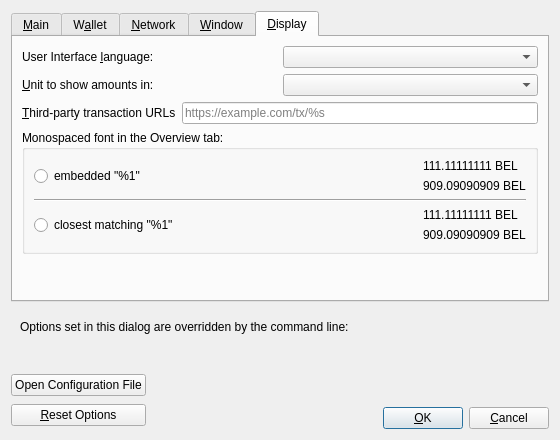
Qt form src/qt/forms/optionsdialog.ui (Nintondo/bellscoinV3) before a commit.
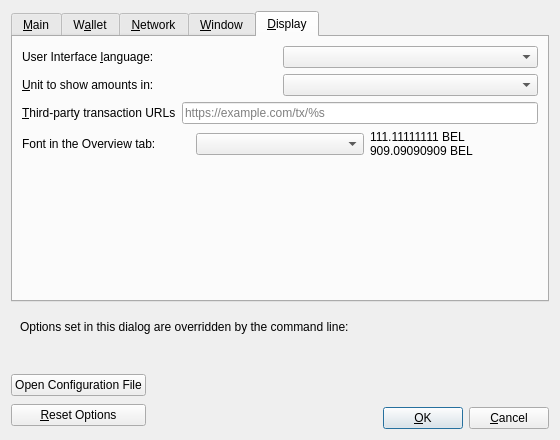
The same form after that commit. The open tabs and pages were chosen to show the change. Custom widgets are drawn as their Qt base class.

```diff
--- a/src/qt/forms/optionsdialog.ui
+++ b/src/qt/forms/optionsdialog.ui
@@ -772,104 +772,29 @@
         </layout>
        </item>
        <item>
-        <widget class="QGroupBox" name="font_groupBox">
-         <property name="title">
-          <string>Monospaced font in the Overview tab:</string>
-         </property>
-         <layout class="QVBoxLayout" name="font_verticalLayout">
+        <layout class="QHBoxLayout" name="horizontalLayout_4_Display">
           <item>
-           <layout class="QHBoxLayout" name="embeddedFont_horizontalLayout">
-            <item>
-             <widget class="QRadioButton" name="embeddedFont_radioButton">
+          <widget class="QLabel" name="moneyFontLabel">
               <property name="text">
-               <string>embedded &quot;%1&quot;</string>
-              </property>
-             </widget>
-            </item>
-            <item>
-             <spacer name="embeddedFont_horizontalSpacer">
-              <property name="orientation">
-               <enum>Qt::Horizontal</enum>
-              </property>
-              <property name="sizeHint" stdset="0">
-               <size>
-                <width>40</width>
-                <height>20</height>
-               </size>
-              </property>
-             </spacer>
-            </item>
-            <item>
-             <layout class="QVBoxLayout" name="embeddedFont_verticalLayout">
-              <item>
-               <widget class="QLabel" name="embeddedFont_label_1">
-                <property name="text">
-                 <string notr="true">111.11111111 BEL</string>
-                </property>
+            <string>Font in the Overview tab: </string>
+           </property>
+           <property name="buddy">
+            <cstring>moneyFont</cstring>
+           </property>
                </widget>
               </item>
               <item>
-               <widget class="QLabel" name="embeddedFont_label_9">
-                <property name="text">
-                 <string notr="true">909.09090909 BEL</string>
-                </property>
-               </widget>
-              </item>
-             </layout>
-            </item>
-           </layout>
-          </item>
+          <widget class="QComboBox" name="moneyFont"/>
+         </item>
           <item>
-           <widget class="Line" name="font_line">
-            <property name="orientation">
-             <enum>Qt::Horizontal</enum>
-            </property>
-           </widget>
-          </item>
-          <item>
-           <layout class="QHBoxLayout" name="systemFont_horizontalLayout">
-            <item>
-             <widget class="QRadioButton" name="systemFont_radioButton">
+          <widget class="QLabel" name="moneyFont_preview">
               <property name="text">
-               <string>closest matching &quot;%1&quot;</string>
+            <string notr="true">111.11111111 BEL
+909.09090909 BEL</string>
               </property>
              </widget>
             </item>
-            <item>
-             <spacer name="systemFont_horizontalSpacer">
-              <property name="orientation">
-               <enum>Qt::Horizontal</enum>
-              </property>
-              <property name="sizeHint" stdset="0">
-               <size>
-                <width>40</width>
-                <height>20</height>
-               </size>
-              </property>
-             </spacer>
-            </item>
-            <item>
-             <layout class="QVBoxLayout" name="systemFont_verticalLayout">
-              <item>
-               <widget class="QLabel" name="systemFont_label_1">
-                <property name="text">
-                 <string notr="true">111.11111111 BEL</string>
-                </property>
-               </widget>
-              </item>
-              <item>
-               <widget class="QLabel" name="systemFont_label_9">
-                <property name="text">
-                 <string notr="true">909.09090909 BEL</string>
-                </property>
-               </widget>
-              </item>
-             </layout>
-            </item>
-           </layout>
-          </item>
-         </layout>
-        </widget>
+        </layout>
        </item>
        <item>
         <spacer name="verticalSpacer_Display">
```
Lines whose indentation alone changed are shown as unchanged.
